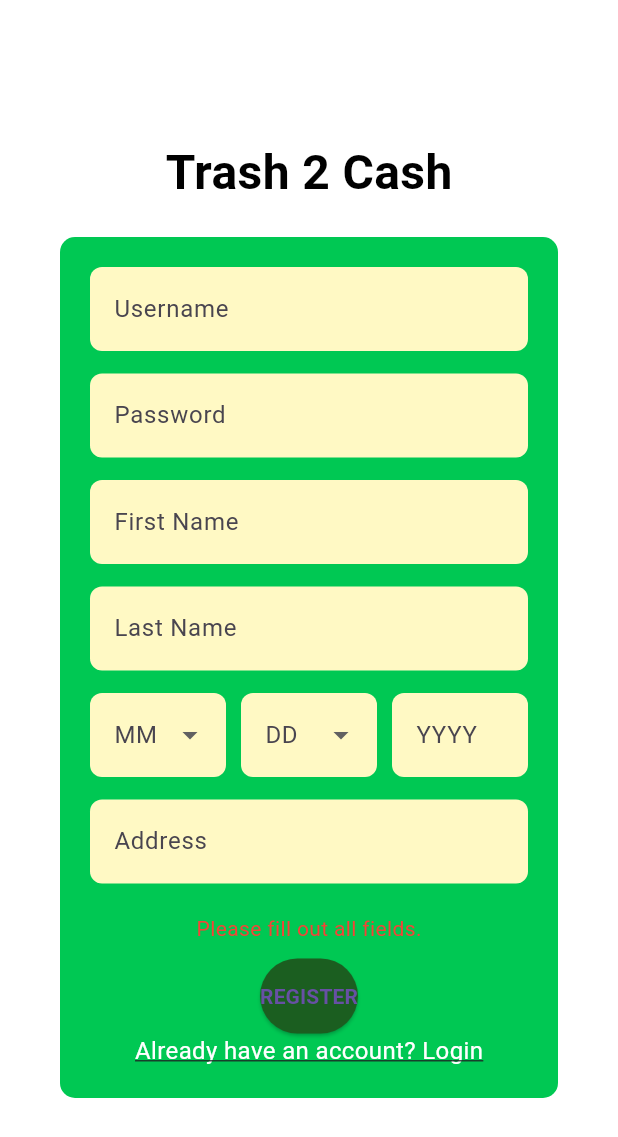
After one commit to Yajme/Trash-Bin-App, a Flutter app: the RegistrationPage screen opened by its route, after a tap on "REGISTER", on a phone screen of 412 x 824 dp. The commit adds this screen. Shown: the top 1137 px of the screen. Run offline on Flutter 3.47's test engine with Material 3 defaults, Android fonts, the phone set to English and light mode, and no system bars; our stand-ins replace firebase_core, firebase_messaging, flutter_dotenv, flutter_local_notifications, shared_preferences; missing offline and left inert: mobile_scanner, qr_scanner_overlay; accounts and stored records are empty.

Commit message:
Registration Done

```diff
--- a/lib/main.dart
+++ b/lib/main.dart
@@ -8,6 +8,7 @@ import 'package:trash_bin_app/pages/admin_home.dart';
 import 'package:trash_bin_app/pages/login.dart';
 import 'package:trash_bin_app/pages/qrscan.dart';
 import 'package:trash_bin_app/pages/profile.dart';
+import 'package:trash_bin_app/pages/register.dart';
 import 'package:shared_preferences/shared_preferences.dart';
 import 'package:trash_bin_app/model/constants.dart';
 import 'package:trash_bin_app/model/globals.dart' as global;
@@ -49,9 +50,8 @@ class _MainAppState extends State<MainApp> {
     initPref();
   }
 
- Future<void> initPref()  async {
+  Future<void> initPref() async {
     final pref = await SharedPreferences.getInstance();
-
 
     setState(() {
       isLoggedIn = pref.getBool('isLoggedIn') ?? false;
@@ -84,14 +84,15 @@ class _MainAppState extends State<MainApp> {
       //* If the [isLoggedIn] is set to true, the initial page will be set to the main page
       //* Otherwise the page will be redirected to login
       home: isLoggedIn
-        ? global.role == 'admin'
-            ? const AdminMainScaffolding()
-            : const UserMainScaffolding()
-        : Login(),
+          ? global.role == 'admin'
+              ? const AdminMainScaffolding()
+              : const UserMainScaffolding()
+          : Login(),
       routes: {
         '/user': (context) => const UserMainScaffolding(),
         '/admin': (context) => const AdminMainScaffolding(),
         '/login': (context) => Login(),
+        '/register': (context) => const RegistrationPage(),
         //TODO: Add more routes here especially for admin
       },
     );
--- a/lib/pages/home.dart
+++ b/lib/pages/home.dart
@@ -23,7 +23,7 @@ class _StateHome extends State<Home> {
 
   Future<void> getWasteRecords() async {
     final userId = global.user_id; // Ensure this is set correctly
-    if (userId == null) {
+    if (userId == '' || userId.isEmpty) {
       print('Error: userId is null.');
       return;
     }
@@ -98,7 +98,6 @@ class _StateHome extends State<Home> {
   }
 
   final name = global.user?.name?.getFullName();
-  final double availablePoints = 100.32; // Example available points
   final TextEditingController _pointsController = TextEditingController();
 
   void _showRedeemPopup() {
@@ -147,7 +146,7 @@ class _StateHome extends State<Home> {
                   return;
                 }
 
-                if (points > availablePoints) {
+                if (points > currentPoints) {
                   _showError('You cannot redeem more points than available.');
                   return;
                 }
--- a/lib/pages/login.dart
+++ b/lib/pages/login.dart
@@ -221,6 +221,19 @@ class _StateLogin extends State<Login> {
                               ),
                       ),
                     ),
+                    GestureDetector(
+                      onTap: () {
+                        Navigator.pushReplacementNamed(context, '/register');
+                      },
+                      child: const Text(
+                        'Don’t have an account? Register',
+                        style: TextStyle(
+                          fontSize: 16.0,
+                          color: Color.fromARGB(255, 255, 255, 255),
+                          decoration: TextDecoration.underline,
+                        ),
+                      ),
+                    ),
                   ],
                 ),
               ),
--- /dev/null
+++ b/lib/pages/register.dart
@@ -0,0 +1,277 @@
+// API Link: https://trash-bin-api.vercel.app/user/register
+// Parameters to be sent: username,password,first name, last name, address, birthday
+import 'package:flutter/material.dart';
+import 'package:http/http.dart' as http;
+import 'dart:convert';
+import 'package:trash_bin_app/pages/login.dart';
+
+void main() {
+  runApp(const Trash2CashApp());
+}
+
+class Trash2CashApp extends StatelessWidget {
+  const Trash2CashApp({Key? key}) : super(key: key);
+
+  @override
+  Widget build(BuildContext context) {
+    return MaterialApp(
+      debugShowCheckedModeBanner: false,
+      title: 'Trash 2 Cash',
+      theme: ThemeData(
+        primarySwatch: Colors.green,
+      ),
+      home: const RegistrationPage(),
+    );
+  }
+}
+
+class RegistrationPage extends StatefulWidget {
+  const RegistrationPage({Key? key}) : super(key: key);
+
+  @override
+  _RegistrationPageState createState() => _RegistrationPageState();
+}
+
+class _RegistrationPageState extends State<RegistrationPage> {
+  final TextEditingController _usernameController = TextEditingController();
+  final TextEditingController _passwordController = TextEditingController();
+  final TextEditingController _firstNameController = TextEditingController();
+  final TextEditingController _lastNameController = TextEditingController();
+  final TextEditingController _addressController = TextEditingController();
+  final TextEditingController _yearController = TextEditingController();
+
+  String? _selectedMonth;
+  String? _selectedDay;
+  bool _isLoading = false;
+  String? _errorMessage;
+
+  @override
+  void dispose() {
+    _usernameController.dispose();
+    _passwordController.dispose();
+    _firstNameController.dispose();
+    _lastNameController.dispose();
+    _addressController.dispose();
+    _yearController.dispose();
+    super.dispose();
+  }
+
+  Future<void> _register() async {
+    setState(() {
+      _isLoading = true;
+      _errorMessage = null;
+    });
+
+    final username = _usernameController.text.trim();
+    final password = _passwordController.text.trim();
+    final firstName = _firstNameController.text.trim();
+    final lastName = _lastNameController.text.trim();
+    final address = _addressController.text.trim();
+    final year = _yearController.text.trim();
+    final month = _selectedMonth;
+    final day = _selectedDay;
+
+    if (username.isEmpty ||
+        password.isEmpty ||
+        firstName.isEmpty ||
+        lastName.isEmpty ||
+        address.isEmpty ||
+        month == null ||
+        day == null ||
+        year.isEmpty) {
+      setState(() {
+        _isLoading = false;
+        _errorMessage = 'Please fill out all fields.';
+      });
+      return;
+    }
+
+    final birthday = '$year-${month.padLeft(2, '0')}-${day.padLeft(2, '0')}';
+
+    final url = Uri.parse('https://trash-bin-api.vercel.app/user/register');
+    final headers = {'Content-Type': 'application/json'};
+    final body = jsonEncode({
+      'username': username,
+      'password': password,
+      'first_name': firstName,
+      'last_name': lastName,
+      'address': address,
+      'birthday': birthday,
+      'role': 'user', // Add the default role here
+    });
+
+    try {
+      final response = await http.post(url, headers: headers, body: body);
+
+      // Debugging: Print the response status code and body for debugging purposes
+      print('Response Status Code: ${response.statusCode}');
+      print('Response Body: ${response.body}');
+
+      if (response.statusCode == 200 || response.statusCode == 201) {
+        final responseData = jsonDecode(response.body);
+        ScaffoldMessenger.of(context).showSnackBar(
+          SnackBar(
+            content:
+                Text(responseData['message'] ?? 'Registration Successful!'),
+            backgroundColor: Colors.green,
+          ),
+        );
+        Navigator.pushReplacementNamed(context, '/login');
+      } else {
+        final responseData = jsonDecode(response.body);
+        setState(() {
+          // Print the error message for debugging
+          print('Error Response: ${responseData['error']}');
+          _errorMessage =
+              responseData['error'] ?? 'Registration failed. Please try again.';
+        });
+      }
+    } catch (e) {
+      setState(() {
+        _errorMessage = 'An error occurred. Please try again.';
+      });
+      print('Error: $e');
+    } finally {
+      setState(() {
+        _isLoading = false;
+      });
+    }
+  }
+
+  @override
+  Widget build(BuildContext context) {
+    return Scaffold(
+      backgroundColor: Colors.white,
+      body: Center(
+        child: SingleChildScrollView(
+          padding: const EdgeInsets.symmetric(horizontal: 40.0),
+          child: Column(
+            mainAxisAlignment: MainAxisAlignment.center,
+            children: [
+              const Text(
+                'Trash 2 Cash',
+                style: TextStyle(
+                  fontSize: 32.0,
+                  color: Colors.black,
+                  fontWeight: FontWeight.bold,
+                ),
+              ),
+              const SizedBox(height: 20),
+              Container(
+                padding: const EdgeInsets.all(20.0),
+                decoration: BoxDecoration(
+                  color: Colors.greenAccent[700],
+                  borderRadius: BorderRadius.circular(10.0),
+                ),
+                child: Column(
+                  children: [
+                    _buildTextField('Username', _usernameController),
+                    const SizedBox(height: 15.0),
+                    _buildTextField('Password', _passwordController,
+                        obscureText: true),
+                    const SizedBox(height: 15.0),
+                    _buildTextField('First Name', _firstNameController),
+                    const SizedBox(height: 15.0),
+                    _buildTextField('Last Name', _lastNameController),
+                    const SizedBox(height: 15.0),
+                    Row(
+                      children: [
+                        _buildDropdownField(
+                            'MM', 12, (value) => _selectedMonth = value),
+                        const SizedBox(width: 10.0),
+                        _buildDropdownField(
+                            'DD', 31, (value) => _selectedDay = value),
+                        const SizedBox(width: 10.0),
+                        Expanded(
+                          child: _buildTextField('YYYY', _yearController),
+                        ),
+                      ],
+                    ),
+                    const SizedBox(height: 15.0),
+                    _buildTextField('Address', _addressController),
+                    const SizedBox(height: 20.0),
+                    if (_errorMessage != null)
+                      Text(
+                        _errorMessage!,
+                        style:
+                            const TextStyle(color: Colors.red, fontSize: 14.0),
+                      ),
+                    const SizedBox(height: 10.0),
+                    ElevatedButton(
+                      onPressed: _isLoading ? null : _register,
+                      style: ElevatedButton.styleFrom(
+                        backgroundColor: Colors.green[900],
+                        padding: const EdgeInsets.symmetric(vertical: 15.0),
+                      ),
+                      child: _isLoading
+                          ? const CircularProgressIndicator(color: Colors.white)
+                          : const Text(
+                              'REGISTER',
+                              style: TextStyle(fontWeight: FontWeight.bold),
+                            ),
+                    ),
+                    GestureDetector(
+                      onTap: () {
+                        Navigator.pushReplacementNamed(context, '/login');
+                      },
+                      child: const Text(
+                        'Already have an account? Login',
+                        style: TextStyle(
+                          fontSize: 16.0,
+                          color: Color.fromARGB(255, 255, 255, 255),
+                          decoration: TextDecoration.underline,
+                        ),
+                      ),
+                    ),
+                  ],
+                ),
+              ),
+            ],
+          ),
+        ),
+      ),
+    );
+  }
+
+  Widget _buildTextField(String label, TextEditingController controller,
+      {bool obscureText = false}) {
+    return TextField(
+      controller: controller,
+      obscureText: obscureText,
+      decoration: InputDecoration(
+        labelText: label,
+        filled: true,
+        fillColor: Colors.yellow[100],
+        border: OutlineInputBorder(
+          borderRadius: BorderRadius.circular(8.0),
+          borderSide: BorderSide.none,
+        ),
+      ),
+    );
+  }
+
+  Widget _buildDropdownField(
+      String label, int count, void Function(String?) onChanged) {
+    return Expanded(
+      child: DropdownButtonFormField<String>(
+        decoration: InputDecoration(
+          labelText: label,
+          filled: true,
+          fillColor: Colors.yellow[100],
+          border: OutlineInputBorder(
+            borderRadius: BorderRadius.circular(8.0),
+            borderSide: BorderSide.none,
+          ),
+        ),
+        items: List.generate(
+          count,
+          (index) => DropdownMenuItem(
+            value: (index + 1).toString(),
+            child: Text((index + 1).toString().padLeft(2, '0')),
+          ),
+        ),
+        onChanged: onChanged,
+      ),
+    );
+  }
+}
```
